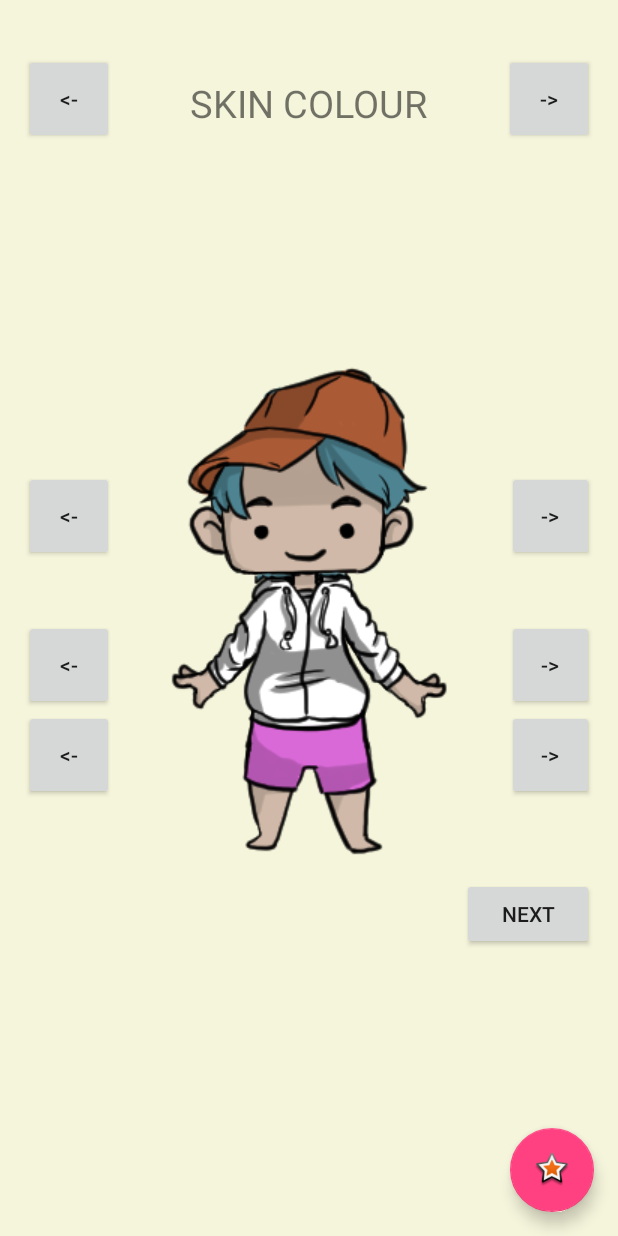
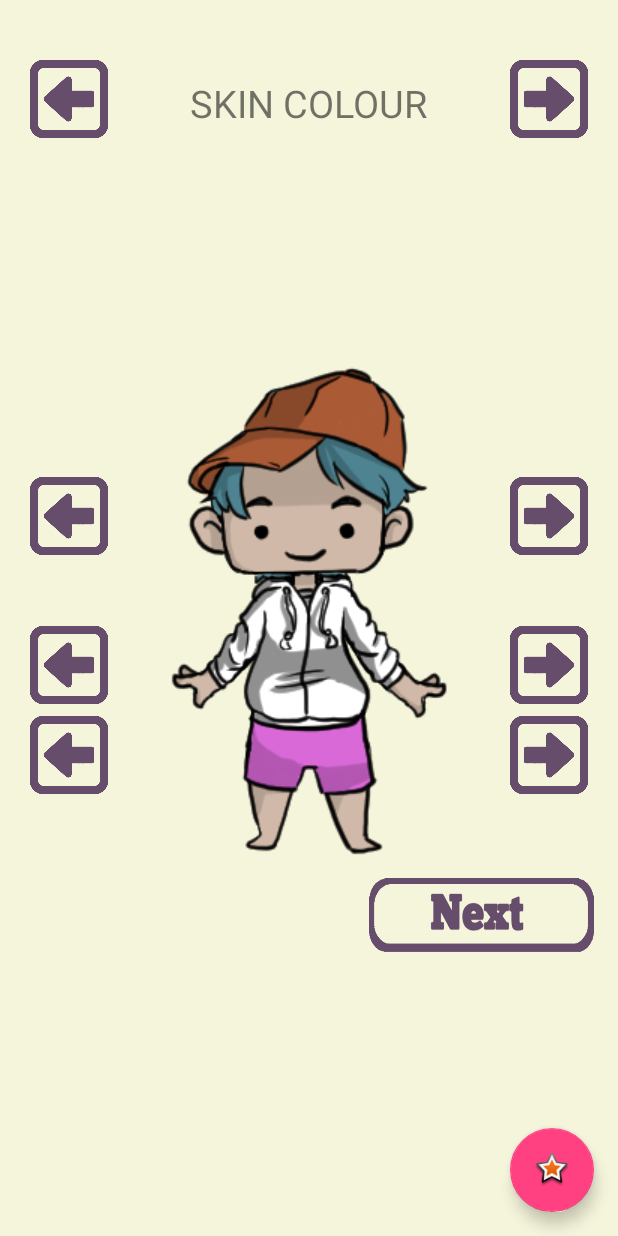
Before and after one commit to Itniraan/dollify, an Android app: the StartActivity screen opened directly, with no data from a screen before it, on a phone screen of 412 x 824 dp. Run offline under Robolectric (Android 15) with nearby library versions, the phone set to English and light mode, and no system bars.

Commit message:
Added some error handling, added working button images, added buttons to screens

```diff
--- a/app/src/main/java/ca/blake/georgian/dollify/dollify/SplashScreen.java
+++ b/app/src/main/java/ca/blake/georgian/dollify/dollify/SplashScreen.java
@@ -19,7 +19,7 @@ public class SplashScreen extends AppCompatActivity {
             @Override
             public void run() {
                 // This method will be executed once the timer is over
-                // Start your app main activity
+                // Start the main menu app activity
                 Intent openMainMenu = new Intent(SplashScreen.this, MainActivity.class);
                 startActivity(openMainMenu);
 
--- a/app/src/main/res/layout/content_start.xml
+++ b/app/src/main/res/layout/content_start.xml
@@ -41,7 +41,7 @@
         android:layout_marginLeft="@dimen/leftMargin"
         android:layout_alignParentEnd="true"
         android:layout_marginTop="@dimen/topMarginSkinColour"
-        android:text="@string/rightArrowButtonText" />
+        android:background="@drawable/right_arrow1" />
 
     <TextView
         android:layout_width="wrap_content"
@@ -61,7 +61,7 @@
         android:layout_alignParentEnd="false"
         android:layout_alignParentStart="true"
         android:layout_marginTop="@dimen/topMarginSkinColour"
-        android:text="@string/leftArrowButtonText" />
+        android:background="@drawable/left_arrow1" />
 
     <Button
         android:layout_width="@dimen/buttonStartWidth"
@@ -70,7 +70,7 @@
         android:singleLine="false"
         android:layout_above="@+id/leftArrowButton2"
         android:layout_marginBottom="39dp"
-        android:text="@string/leftArrowButtonText" />
+        android:background="@drawable/left_arrow1" />
 
     <ImageView
         android:layout_width="@dimen/imageWidth"
@@ -86,16 +86,15 @@
         android:layout_height="@dimen/buttonStartHeight"
         android:id="@+id/rightArrowButton1"
         android:layout_alignTop="@+id/leftArrowButton1"
-        android:layout_alignStart="@id/nextButton"
-        android:layout_marginLeft="@dimen/leftMargin"
-        android:text="@string/rightArrowButtonText" />
+        android:layout_alignStart="@id/rightArrowButton4"
+        android:background="@drawable/right_arrow1" />
 
     <Button
         android:layout_width="@dimen/buttonStartWidth"
         android:layout_height="@dimen/buttonStartHeight"
         android:id="@+id/leftArrowButton2"
         android:layout_alignTop="@+id/rightArrowButton2"
-        android:text="@string/leftArrowButtonText" />
+        android:background="@drawable/left_arrow1" />
 
     <ImageView
         android:layout_width="@dimen/imageWidth"
@@ -111,16 +110,15 @@
         android:layout_height="@dimen/buttonStartHeight"
         android:id="@+id/rightArrowButton2"
         android:layout_above="@+id/rightArrowButton3"
-        android:layout_alignStart="@id/nextButton"
-        android:layout_marginLeft="@dimen/leftMargin"
-        android:text="@string/rightArrowButtonText" />
+        android:layout_alignStart="@id/rightArrowButton4"
+        android:background="@drawable/right_arrow1" />
 
     <Button
         android:layout_width="@dimen/buttonStartWidth"
         android:layout_height="@dimen/buttonStartHeight"
         android:id="@+id/leftArrowButton3"
         android:layout_alignTop="@+id/rightArrowButton3"
-        android:text="@string/leftArrowButtonText" />
+        android:background="@drawable/left_arrow1" />
 
     <ImageView
         android:layout_width="@dimen/imageWidth"
@@ -138,16 +136,15 @@
         android:layout_gravity="right|center_vertical"
         android:layout_marginBottom="52dp"
         android:layout_alignBottom="@+id/topImageFinish"
-        android:layout_alignStart="@+id/nextButton"
-        android:layout_marginLeft="@dimen/leftMargin"
-        android:text="@string/rightArrowButtonText" />
+        android:layout_alignStart="@+id/rightArrowButton4"
+        android:background="@drawable/right_arrow1" />
 
     <Button
-        android:layout_width="wrap_content"
-        android:layout_height="wrap_content"
-        android:text="@string/nextButtonString"
+        android:layout_width="@dimen/button_width"
+        android:layout_height="@dimen/button_height"
         android:id="@+id/nextButton"
         android:layout_below="@+id/topImageFinish"
-        android:layout_alignParentEnd="true" />
+        android:layout_alignParentEnd="true"
+        android:background="@drawable/nextbutton1" />
 
 </RelativeLayout>
--- a/app/src/main/res/values/dimens.xml
+++ b/app/src/main/res/values/dimens.xml
@@ -18,4 +18,6 @@
     <dimen name="instructionTextTopMargin">25dp</dimen>
     <dimen name="aboutUsTextSize">30sp</dimen>
     <dimen name="topMarginSkinColour">20dp</dimen>
+    <dimen name="button_width">150dp</dimen>
+    <dimen name="button_height">50dp</dimen>
 </resources>
```
Also changed, not shown: app/src/main/java/ca/blake/georgian/dollify/dollify/StartActivity.java (+36 -0 lines), app/src/main/res/layout/content_main.xml (+7 -8 lines), app/src/main/res/layout/content_option.xml (+12 -12 lines), app/src/main/res/drawable/backbutton1.png (added), app/src/main/res/drawable/creditsbutton1.png (added), app/src/main/res/drawable/instructions_button1.png (added), app/src/main/res/drawable/left_arrow1.png (added), app/src/main/res/drawable/nextbutton1.png (added), app/src/main/res/drawable/resetbutton1.png (added), app/src/main/res/drawable/right_arrow1.png (added), app/src/main/res/drawable/savebutton1.png (added), app/src/main/res/drawable/splashscreensample.png, app/src/main/res/drawable/start_button1.png (added).
